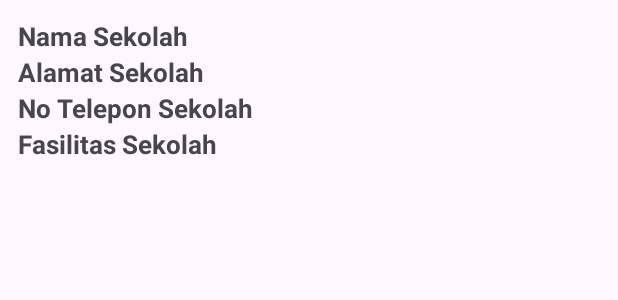
After one commit to ChristianErvinaWijaya/TugasBesarPAB2, an Android app: the layout activity_detail.xml on its own in the app's theme, with its tools: preview values and no code run, on a phone screen of 412 x 824 dp. The commit adds this screen. Shown: the top 300 px of the screen. Run offline under Robolectric (Android 15) with nearby library versions, the phone set to English and light mode, and no system bars.

Commit message:
Detail Activity

```diff
--- a/app/src/main/AndroidManifest.xml
+++ b/app/src/main/AndroidManifest.xml
@@ -35,6 +35,9 @@
         <activity
             android:name=".Activity.MainActivity"
             android:exported="false" />
+        <activity
+            android:name=".Activity.DetailActivity"
+            android:exported="false" />
     </application>
 
 </manifest>
--- a/app/src/main/java/com/si61/internationalschool/API/RetroServer.java
+++ b/app/src/main/java/com/si61/internationalschool/API/RetroServer.java
@@ -2,6 +2,8 @@ package com.si61.internationalschool.API;
 
 import retrofit2.Retrofit;
 import retrofit2.converter.gson.GsonConverterFactory;
+import com.google.gson.Gson;
+import com.google.gson.GsonBuilder;
 
 public class RetroServer {
     private static final String alamatServer = "https://tugaspab2.000webhostapp.com/";
@@ -9,10 +11,14 @@ public class RetroServer {
 
     public static Retrofit konekRetrofit(){
         if(retro==null){
+            Gson gson = new GsonBuilder()
+                    .setLenient()
+                    .create();
             retro = new Retrofit.Builder()
                     .baseUrl(alamatServer)
                     .addConverterFactory(GsonConverterFactory.create())
                     .build();
+
         }
 
         return retro;
--- /dev/null
+++ b/app/src/main/res/layout/activity_detail.xml
@@ -0,0 +1,49 @@
+<?xml version="1.0" encoding="utf-8"?>
+<LinearLayout
+    xmlns:android="http://schemas.android.com/apk/res/android"
+    android:layout_width="match_parent"
+    android:layout_height="wrap_content"
+    android:layout_margin="6dp"
+    android:orientation="vertical"
+    android:padding="6dp">
+
+    <TextView
+        android:id="@+id/tv_id"
+        android:layout_width="wrap_content"
+        android:layout_height="wrap_content"
+        android:text="ID"
+        android:visibility="gone"/>
+
+    <TextView
+        android:id="@+id/tv_nama"
+        android:layout_width="wrap_content"
+        android:layout_height="wrap_content"
+        android:text="Nama Sekolah"
+        android:textStyle="bold"
+        android:textSize="17sp"/>
+
+    <TextView
+        android:id="@+id/tv_alamat"
+        android:layout_width="wrap_content"
+        android:layout_height="wrap_content"
+        android:text="Alamat Sekolah"
+        android:textStyle="bold"
+        android:textSize="17sp"/>
+
+    <TextView
+        android:id="@+id/tv_noTelepon"
+        android:layout_width="wrap_content"
+        android:layout_height="wrap_content"
+        android:text="No Telepon Sekolah"
+        android:textStyle="bold"
+        android:textSize="17sp"/>
+
+    <TextView
+        android:id="@+id/tv_fasilitas"
+        android:layout_width="wrap_content"
+        android:layout_height="wrap_content"
+        android:text="Fasilitas Sekolah"
+        android:textStyle="bold"
+        android:textSize="17sp"/>
+
+</LinearLayout>
--- a/app/src/main/res/layout/list_item_sekolah.xml
+++ b/app/src/main/res/layout/list_item_sekolah.xml
@@ -32,7 +32,8 @@
             android:layout_height="wrap_content"
             android:text="Alamat Sekolah"
             android:textStyle="bold"
-            android:textSize="17sp"/>
+            android:textSize="17sp"
+            android:visibility="gone"/>
 
         <TextView
             android:id="@+id/tv_noTelepon"
@@ -48,7 +49,8 @@
             android:layout_height="wrap_content"
             android:text="Fasilitas Sekolah"
             android:textStyle="bold"
-            android:textSize="17sp"/>
+            android:textSize="17sp"
+            android:visibility="gone"/>
 
 
     </LinearLayout>
```
Also changed, not shown: app/src/main/java/com/si61/internationalschool/Activity/DetailActivity.java (added, +38 -0 lines), app/src/main/java/com/si61/internationalschool/Adapter/AdapterSekolah.java (+14 -0 lines).
